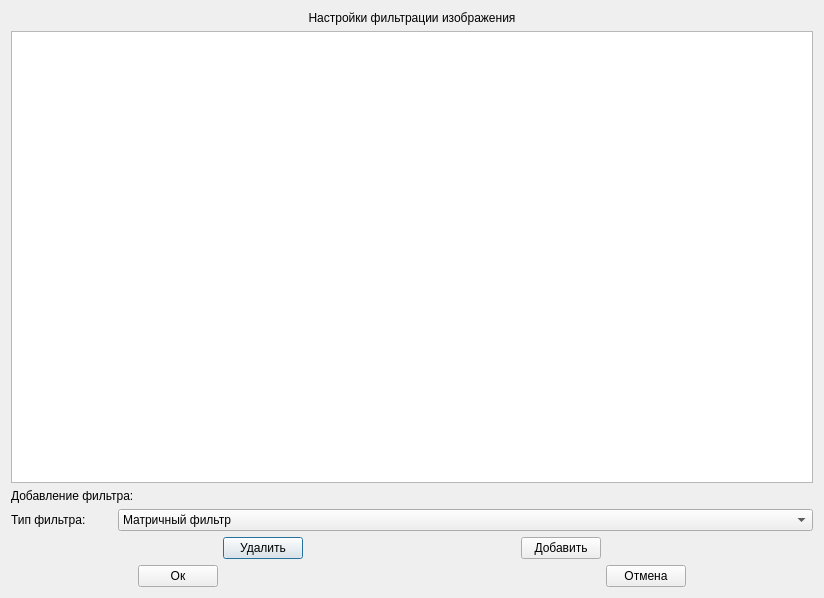
First picture: the form in ImageControllerForm/imagecontrollersettings.ui, repository ptaxom/CurseWork, before the edit.
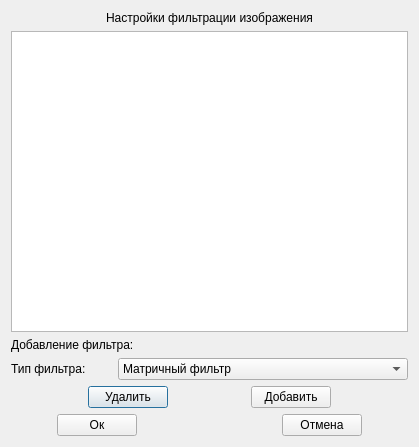
Second picture: the form after the edit.

Patch:
```diff
--- a/ImageControllerForm/imagecontrollersettings.ui
+++ b/ImageControllerForm/imagecontrollersettings.ui
@@ -6,10 +6,22 @@
    <rect>
     <x>0</x>
     <y>0</y>
-    <width>824</width>
-    <height>598</height>
+    <width>419</width>
+    <height>447</height>
    </rect>
   </property>
+  <property name="minimumSize">
+   <size>
+    <width>360</width>
+    <height>400</height>
+   </size>
+  </property>
+  <property name="maximumSize">
+   <size>
+    <width>550</width>
+    <height>700</height>
+   </size>
+  </property>
   <property name="windowTitle">
    <string>Dialog</string>
   </property>
```
